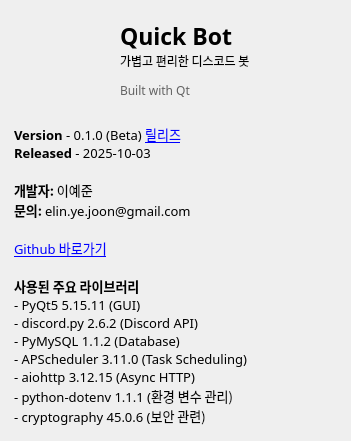
Before: the Qt Designer form uis/dialog/infoDialog.ui in pandamgay/gui_discord_bot, drawn with Qt 5.
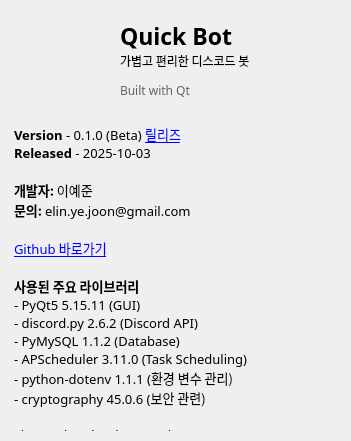
After: the same form once the commit is applied. Icons and pictures are not drawn.

```diff
--- a/uis/dialog/infoDialog.ui
+++ b/uis/dialog/infoDialog.ui
@@ -130,7 +130,6 @@
 &lt;p style=&quot; margin-top:0px; margin-bottom:0px; margin-left:0px; margin-right:0px; -qt-block-indent:0; text-indent:0px;&quot;&gt;&lt;span style=&quot; font-family:'맑은 고딕'; font-size:10pt;&quot;&gt;- discord.py 2.6.2 (Discord API)&lt;/span&gt;&lt;/p&gt;
 &lt;p style=&quot; margin-top:0px; margin-bottom:0px; margin-left:0px; margin-right:0px; -qt-block-indent:0; text-indent:0px;&quot;&gt;&lt;span style=&quot; font-family:'맑은 고딕'; font-size:10pt;&quot;&gt;- PyMySQL 1.1.2 (Database)&lt;/span&gt;&lt;/p&gt;
 &lt;p style=&quot; margin-top:0px; margin-bottom:0px; margin-left:0px; margin-right:0px; -qt-block-indent:0; text-indent:0px;&quot;&gt;&lt;span style=&quot; font-family:'맑은 고딕'; font-size:10pt;&quot;&gt;- APScheduler 3.11.0 (Task Scheduling)&lt;/span&gt;&lt;/p&gt;
-&lt;p style=&quot; margin-top:0px; margin-bottom:0px; margin-left:0px; margin-right:0px; -qt-block-indent:0; text-indent:0px;&quot;&gt;&lt;span style=&quot; font-family:'맑은 고딕'; font-size:10pt;&quot;&gt;- aiohttp 3.12.15 (Async HTTP)&lt;/span&gt;&lt;/p&gt;
 &lt;p style=&quot; margin-top:0px; margin-bottom:0px; margin-left:0px; margin-right:0px; -qt-block-indent:0; text-indent:0px;&quot;&gt;&lt;span style=&quot; font-family:'맑은 고딕'; font-size:10pt;&quot;&gt;- python-dotenv 1.1.1 (환경 변수 관리)&lt;/span&gt;&lt;/p&gt;
 &lt;p style=&quot; margin-top:0px; margin-bottom:0px; margin-left:0px; margin-right:0px; -qt-block-indent:0; text-indent:0px;&quot;&gt;&lt;span style=&quot; font-family:'맑은 고딕'; font-size:10pt;&quot;&gt;- cryptography 45.0.6 (보안 관련)&lt;/span&gt;&lt;/p&gt;
 &lt;p style=&quot;-qt-paragraph-type:empty; margin-top:0px; margin-bottom:0px; margin-left:0px; margin-right:0px; -qt-block-indent:0; text-indent:0px; font-family:'맑은 고딕'; font-size:10pt; font-weight:600;&quot;&gt;&lt;br /&gt;&lt;/p&gt;
```
